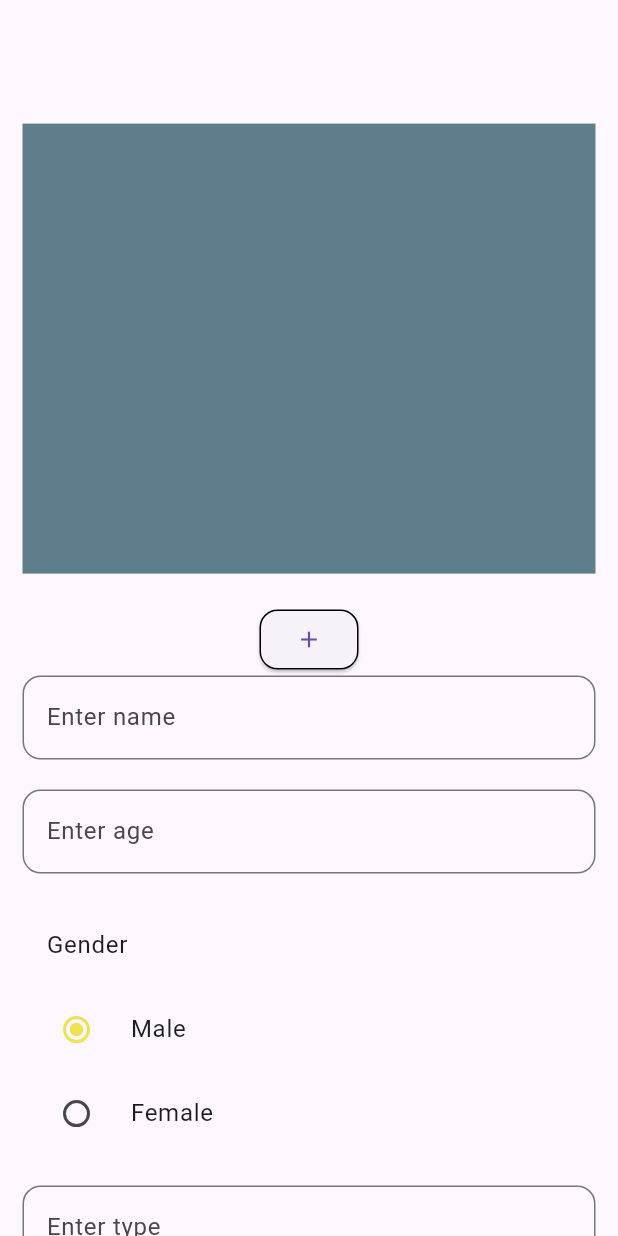
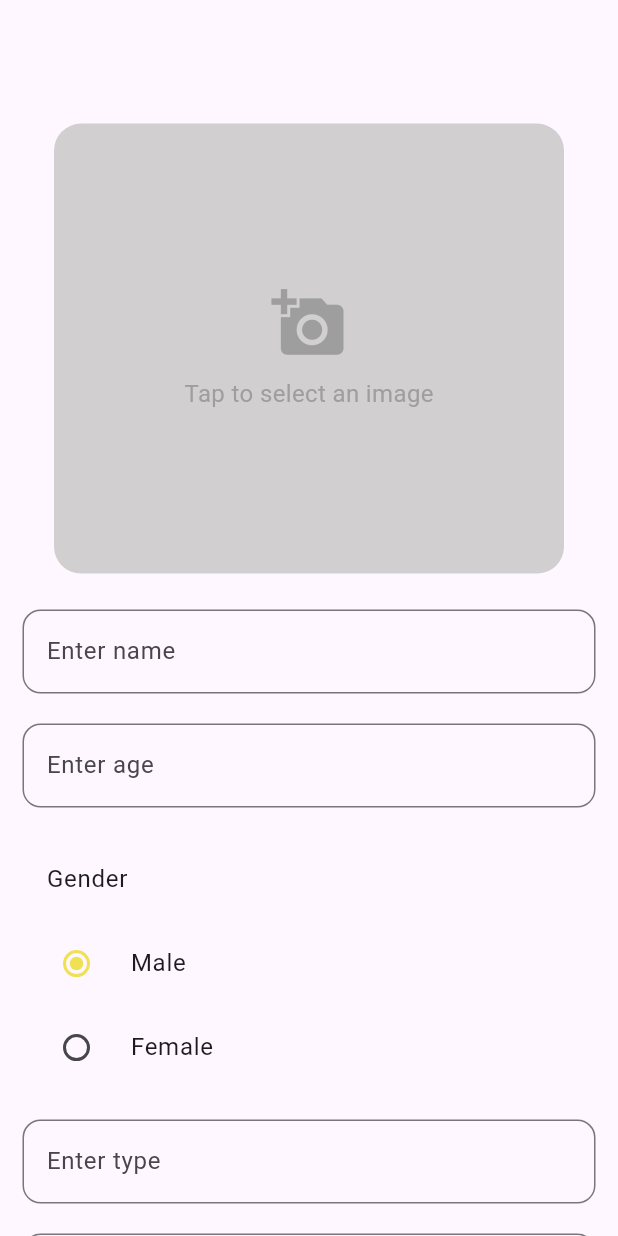
Before and after one commit to AyushGinoya/Pet-Adoption-app, a Flutter app: the AddPat screen opened directly with empty values, on a phone screen of 412 x 824 dp. Run offline on Flutter 3.47's test engine with Material 3 defaults, Android fonts, the phone set to English and light mode, and no system bars; our stand-ins replace cached_network_image, cloud_firestore, firebase_auth, firebase_core, firebase_storage, get and 2 more; missing offline and left inert: flutter_stripe; accounts and stored records are empty; project files that could hold a hidden picture were left out.

Commit message:
ui changed

```diff
--- a/lib/main.dart
+++ b/lib/main.dart
@@ -2,6 +2,7 @@ import 'package:firebase_auth/firebase_auth.dart';
 import 'package:firebase_core/firebase_core.dart';
 import 'package:flutter/material.dart';
 import 'package:pet_adoption_app/helper/get_user_model.dart';
+import 'package:pet_adoption_app/helper/stripe_keys.dart';
 import 'package:pet_adoption_app/models/user_model.dart';
 import 'package:pet_adoption_app/screens/navigation_bar.dart';
 import 'package:pet_adoption_app/screens/routes/register.dart';
@@ -12,8 +13,7 @@ import 'package:flutter_stripe/flutter_stripe.dart';
 var uuid = const Uuid();
 void main() async {
   WidgetsFlutterBinding.ensureInitialized();
-  Stripe.publishableKey =
-      'pk_test_51Oy5H4SJzZrzkNTAQhpJ46IerbhxHe29ENjr9eq85ZU8opHklW3TIBFd8zZwkmTpdYBrSeGcs8RD2xN0kGL17ild00pqH5WOfe';
+  Stripe.publishableKey = StripeKeys.publishableKey;
   await Stripe.instance.applySettings();
 
   await Firebase.initializeApp(
--- a/lib/screens/routes/addpat.dart
+++ b/lib/screens/routes/addpat.dart
@@ -58,42 +58,62 @@ class _AddPatState extends State<AddPat> {
             key: _formKey,
             child: Column(
               children: [
-                Container(
-                  width: MediaQuery.of(context).size.width,
-                  height: 300,
-                  color: Colors.blueGrey,
-                  child: _img != null
-                      ? Image.file(
-                          _img!,
-                          fit: BoxFit.cover,
-                        )
-                      : null,
-                ),
-                const SizedBox(
-                  height: 20,
-                ),
-                ElevatedButton(
-                  onPressed: () async {
+                Padding(
+                  padding: const EdgeInsets.only(bottom: 24.0),
+                  child: GestureDetector(
+                    onTap: () async {
+                      // Updated to include image picking logic
                       XFile? selectedImage = await ImagePicker()
                           .pickImage(source: ImageSource.gallery);
 
                       if (selectedImage != null) {
-                      File picFile = File(selectedImage.path);
                         setState(() {
-                        _img = picFile;
+                          _img = File(selectedImage
+                              .path); // Make sure to declare `imageFile` of type `File?` at class level
                         });
                         log("Image selected!");
                       } else {
                         log("Image not selected");
                       }
                     },
-                  style: ElevatedButton.styleFrom(
-                    shape: RoundedRectangleBorder(
-                      borderRadius: BorderRadius.circular(12),
-                      side: const BorderSide(color: Colors.black),
+                    child: Container(
+                      height: 300,
+                      width: 340, // Adjusted height
+                      decoration: BoxDecoration(
+                        color: Color.fromARGB(255, 209, 207, 207),
+                        borderRadius: BorderRadius.circular(18),
+                      ),
+                      child: _img != null
+                          ? ClipRRect(
+                              borderRadius: BorderRadius.circular(17),
+                              child: Image.file(
+                                _img!,
+                                fit: BoxFit.cover,
+                                width: double.infinity,
+                                height: 300,
+                              ),
+                            )
+                          : const Column(
+                              mainAxisAlignment: MainAxisAlignment.center,
+                              children: [
+                                Icon(
+                                  Icons.add_a_photo,
+                                  color: Colors.grey,
+                                  size: 50,
+                                ),
+                                SizedBox(
+                                    height: 10), // Space between icon and text
+                                Text(
+                                  "Tap to select an image",
+                                  style: TextStyle(
+                                    color: Colors.grey,
+                                    fontSize: 16,
                                   ),
                                 ),
-                  child: const Icon(Icons.add),
+                              ],
+                            ),
+                    ),
+                  ),
                 ),
                 TextFormField(
                   keyboardType: TextInputType.text,
```
Also changed, not shown: lib/screens/routes/chat_room.dart (+35 -47 lines), 1 other file. Lines whose indentation alone changed are shown as unchanged.
